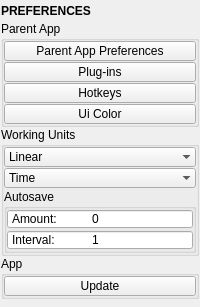
m3trik/tentacle, file tentacle/ui/preferences.ui: the form before one commit.
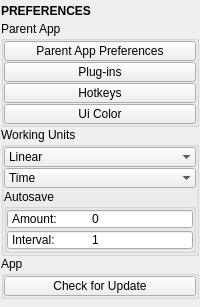
The form after the commit. Custom widgets are drawn as their Qt base class.

The edit to the form file:
```diff
--- a/tentacle/ui/preferences.ui
+++ b/tentacle/ui/preferences.ui
@@ -373,7 +373,7 @@
           <number>0</number>
          </property>
          <item>
-          <widget class="QPushButton" name="b000">
+          <widget class="PushButton" name="tb000">
            <property name="minimumSize">
             <size>
              <width>0</width>
@@ -390,7 +390,7 @@
             <string>Updates this app to the latest version.</string>
            </property>
            <property name="text">
-            <string>Update</string>
+            <string>Check for Update</string>
            </property>
           </widget>
          </item>
@@ -426,6 +426,11 @@
    <extends>QComboBox</extends>
    <header>uitk.widgets.comboBox.ComboBox.h</header>
   </customwidget>
+  <customwidget>
+   <class>PushButton</class>
+   <extends>QPushButton</extends>
+   <header>widgets.pushbutton.h</header>
+  </customwidget>
  </customwidgets>
  <resources/>
  <connections/>
```
